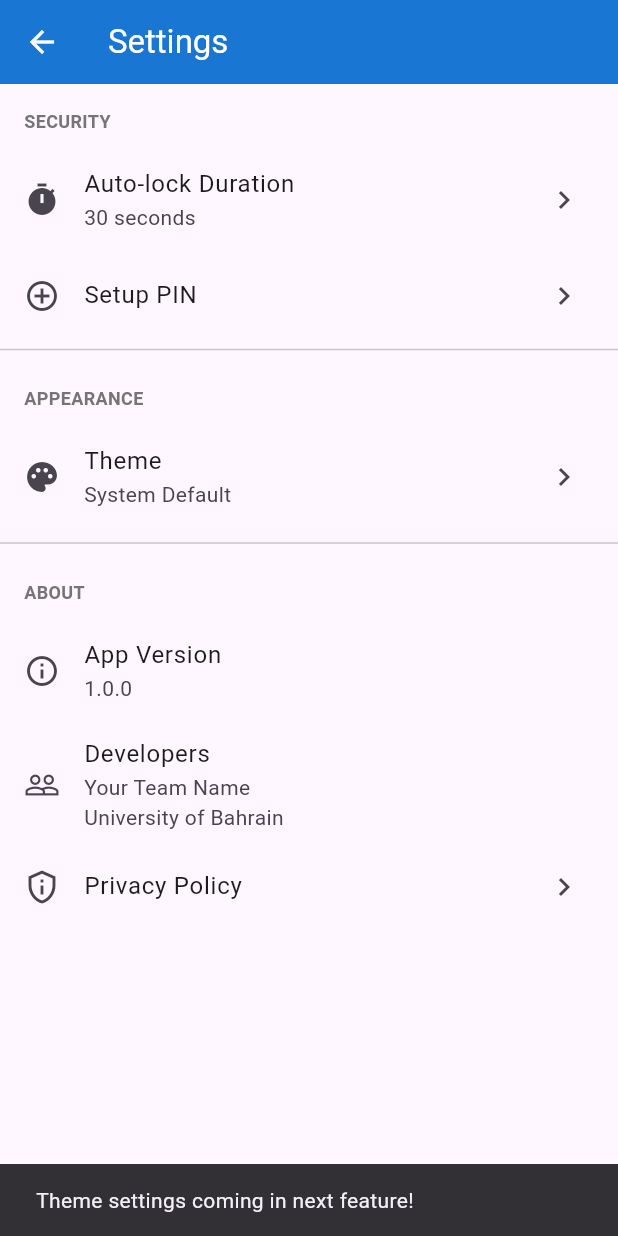
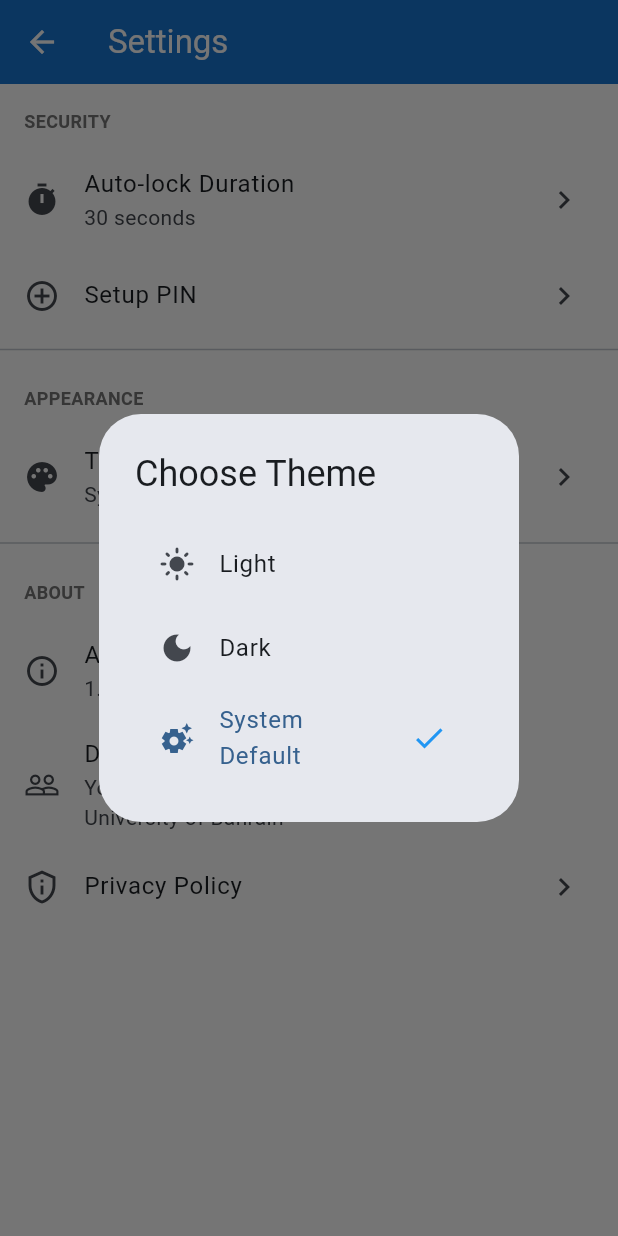
Before and after one commit to Fawaz-Alkhayer/Senior-project, a Flutter app: the SettingsScreen screen opened directly, after a tap on "Theme", on a phone screen of 412 x 824 dp. Run offline on Flutter 3.47's test engine with Material 3 defaults, Android fonts, the light colour scheme and no system bars; our stand-ins replace flutter_secure_storage, local_auth, shared_preferences, sqflite_sqlcipher; accounts and stored records are empty.

Commit message:
dark theme

```diff
--- a/Codes/secure_notes_app/lib/main.dart
+++ b/Codes/secure_notes_app/lib/main.dart
@@ -3,24 +3,71 @@ import 'screens/login_screen.dart';
 import 'screens/notes_list_screen.dart';
 import 'widgets/lock_wrapper.dart';
 import 'services/app_lock_service.dart';
+import 'services/theme_service.dart';
 
+// Light Theme
+final ThemeData lightTheme = ThemeData(
+  useMaterial3: true,
+  brightness: Brightness.light,
+  primarySwatch: Colors.blue,
+  colorScheme: ColorScheme.fromSeed(
+    seedColor: Colors.blue,
+    brightness: Brightness.light,
+  ),
+  scaffoldBackgroundColor: Colors.white,
+  appBarTheme: AppBarTheme(
+    backgroundColor: Colors.blue.shade700,
+    foregroundColor: Colors.white,
+    elevation: 0,
+  ),
+  floatingActionButtonTheme: FloatingActionButtonThemeData(
+    backgroundColor: Colors.blue.shade700,
+    foregroundColor: Colors.white,
+  ),
+);
+
+// Dark Theme
+final ThemeData darkTheme = ThemeData(
+  useMaterial3: true,
+  brightness: Brightness.dark,
+  primarySwatch: Colors.blue,
+  colorScheme: ColorScheme.fromSeed(
+    seedColor: Colors.blue,
+    brightness: Brightness.dark,
+  ),
+  scaffoldBackgroundColor: const Color(0xFF121212),
+  appBarTheme: const AppBarTheme(
+    backgroundColor: Color(0xFF1F1F1F),
+    foregroundColor: Colors.white,
+    elevation: 0,
+  ),
+  floatingActionButtonTheme: const FloatingActionButtonThemeData(
+    backgroundColor: Colors.blue,
+    foregroundColor: Colors.white,
+  ),
+);
 void main() {
   AppLockService.instance.setNavigatorKey(AppNavigator.navigatorKey);
   runApp(const SecureNotesApp());
 }
 
+
+
+@override
 class SecureNotesApp extends StatelessWidget {
 const SecureNotesApp({super.key});
 
   @override
   Widget build(BuildContext context) {
+    return ListenableBuilder(
+      listenable: ThemeService.instance,
+      builder: (context, child) {
         return MaterialApp(
           title: 'Secure Notes',
           debugShowCheckedModeBanner: false,
-      theme: ThemeData(
-        primarySwatch: Colors.blue,
-        useMaterial3: true,
-      ),
+          theme: lightTheme,
+          darkTheme: darkTheme,
+          themeMode: ThemeService.instance.themeMode,
           navigatorKey: AppNavigator.navigatorKey,
           home: LockWrapper(
             child: ListenableBuilder(
@@ -34,8 +81,11 @@ class SecureNotesApp extends StatelessWidget {
             ),
           ),
         );
+      },
+    );
   }
 }
+
 
 class AppNavigator {
   static final GlobalKey<NavigatorState> navigatorKey = GlobalKey<NavigatorState>();
--- a/Codes/secure_notes_app/lib/screens/login_screen.dart
+++ b/Codes/secure_notes_app/lib/screens/login_screen.dart
@@ -90,7 +90,10 @@ class _LoginScreenState extends State<LoginScreen> {
     return ActivityDetector(
       child: Scaffold(
 
-        backgroundColor: Colors.blue.shade50,
+        backgroundColor: Theme.of(context).brightness == Brightness.dark
+          ? const Color(0xFF121212)
+          : Colors.blue.shade50,
+
         body: Center(
           child: SingleChildScrollView(
             padding: const EdgeInsets.all(24.0),
--- a/Codes/secure_notes_app/lib/screens/settings_screen.dart
+++ b/Codes/secure_notes_app/lib/screens/settings_screen.dart
@@ -4,6 +4,7 @@ import '../services/pin_service.dart';
 import '../services/preferences_service.dart';
 import 'pin_setup_screen.dart';
 import '../widgets/activity_detector.dart';
+import '../services/theme_service.dart';
 
 class SettingsScreen extends StatefulWidget {
   const SettingsScreen({super.key});
@@ -249,13 +250,37 @@ class _SettingsScreenState extends State<SettingsScreen> {
                       ? 'Dark'
                       : 'Light'),
               trailing: const Icon(Icons.chevron_right),
-              onTap: () {
-
-                ScaffoldMessenger.of(context).showSnackBar(
-                  const SnackBar(
-                    content: Text('Theme settings coming in next feature!'),
+              onTap: () async {
+                final result = await showDialog<String>(
+                  context: context,
+                  builder: (context) => AlertDialog(
+                    title: const Text('Choose Theme'),
+                    content: Column(
+                      mainAxisSize: MainAxisSize.min,
+                      children: [
+                        _buildThemeOption('light', 'Light', Icons.light_mode),
+                        _buildThemeOption('dark', 'Dark', Icons.dark_mode),
+                        _buildThemeOption('system', 'System Default', Icons.settings_suggest),
+                      ],
+                    ),
                   ),
                 );
+
+                if (result != null) {
+                  await ThemeService.instance.setTheme(result);
+                  setState(() {
+                    _theme = result;
+                  });
+
+                  if (mounted) {
+                    ScaffoldMessenger.of(context).showSnackBar(
+                      SnackBar(
+                        content: Text('Theme changed to ${_getThemeName(result)}'),
+                        backgroundColor: Colors.green,
+                      ),
+                    );
+                  }
+                }
               },
             ),
 
@@ -298,4 +323,26 @@ class _SettingsScreenState extends State<SettingsScreen> {
       ),
     );
   }
+
+  Widget _buildThemeOption(String value, String label, IconData icon) {
+    final isSelected = _theme == value;
+    return ListTile(
+      leading: Icon(icon),
+      title: Text(label),
+      trailing: isSelected ? const Icon(Icons.check, color: Colors.blue) : null,
+      selected: isSelected,
+      onTap: () => Navigator.of(context).pop(value),
+    );
+  }
+
+  String _getThemeName(String theme) {
+    switch (theme) {
+      case 'light':
+        return 'Light';
+      case 'dark':
+        return 'Dark';
+      default:
+        return 'System Default';
+    }
+  }
 }
--- /dev/null
+++ b/Codes/secure_notes_app/lib/services/theme_service.dart
@@ -0,0 +1,48 @@
+import 'package:flutter/material.dart';
+import 'preferences_service.dart';
+
+class ThemeService extends ChangeNotifier {
+  static final ThemeService instance = ThemeService._init();
+
+  ThemeService._init() {
+    _loadTheme();
+  }
+
+  ThemeMode _themeMode = ThemeMode.system;
+
+  ThemeMode get themeMode => _themeMode;
+
+  Future<void> _loadTheme() async {
+    final savedTheme = await PreferencesService.instance.getTheme();
+
+    switch (savedTheme) {
+      case 'light':
+        _themeMode = ThemeMode.light;
+        break;
+      case 'dark':
+        _themeMode = ThemeMode.dark;
+        break;
+      default:
+        _themeMode = ThemeMode.system;
+    }
+
+    notifyListeners();
+  }
+
+  Future<void> setTheme(String theme) async {
+    await PreferencesService.instance.setTheme(theme);
+
+    switch (theme) {
+      case 'light':
+        _themeMode = ThemeMode.light;
+        break;
+      case 'dark':
+        _themeMode = ThemeMode.dark;
+        break;
+      default:
+        _themeMode = ThemeMode.system;
+    }
+
+    notifyListeners();
+  }
+}
```
Lines whose indentation alone changed are shown as unchanged.
